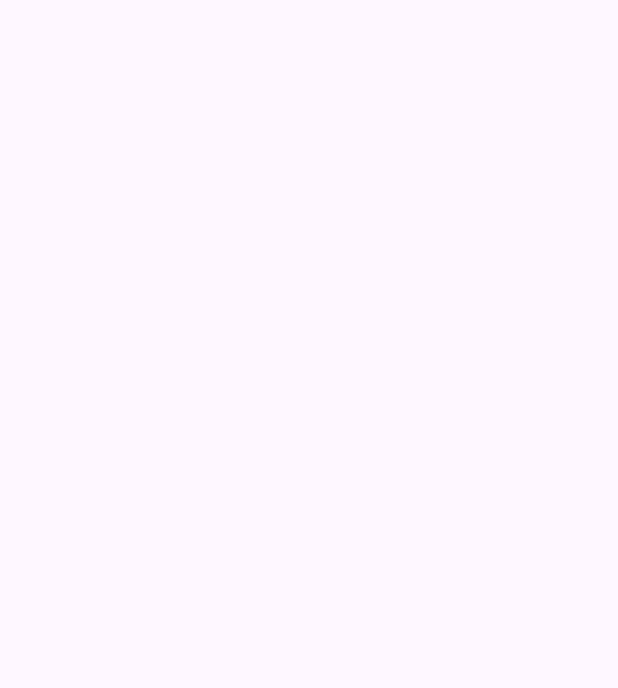
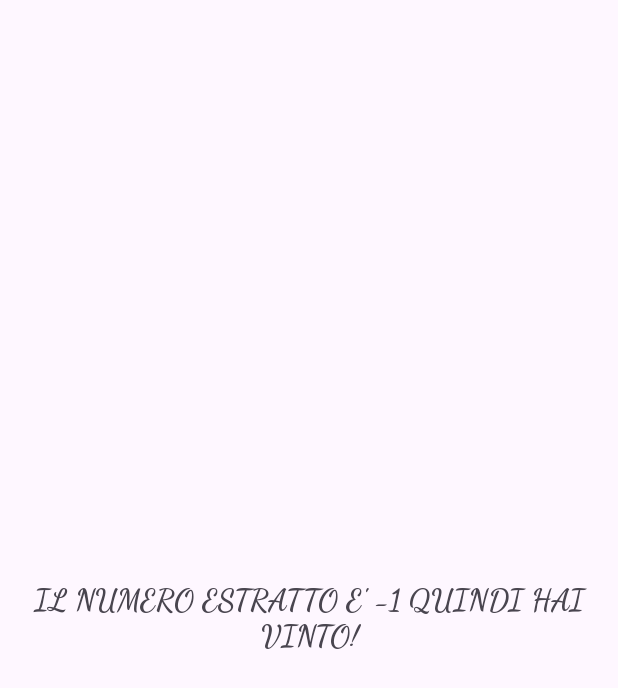
Before and after one commit to TommyPigna/Pignatta_Roll_The_Dice, an Android app: the ThirdActivity screen opened directly, with no data from a screen before it, on a phone screen of 412 x 824 dp. Before the commit the part shown is empty. Shown: the top 688 px of the screen. Run offline under Robolectric (Android 15) with nearby library versions, the phone set to English and light mode, and no system bars.

Commit message:
Completamento third activity

```diff
--- a/app/src/main/java/com/example/pignatta_roll_the_dice/MainActivity.kt
+++ b/app/src/main/java/com/example/pignatta_roll_the_dice/MainActivity.kt
@@ -23,7 +23,7 @@ class MainActivity : AppCompatActivity() {
             toast.show();
             var mioIntent : Intent = Intent(this, SecondActivity::class.java);
             var mioRandom = (1..6).random()
-            mioIntent.putExtra("MESSAGE", "NUMERO ESTRATTO: $mioRandom")
+            mioIntent.putExtra("MESSAGE", "IL NUMERO ESTRATTO E': $mioRandom")
             mioIntent.putExtra("RANDOM", mioRandom)
             startActivity(mioIntent)
         })
--- a/app/src/main/java/com/example/pignatta_roll_the_dice/ThirdActivity.kt
+++ b/app/src/main/java/com/example/pignatta_roll_the_dice/ThirdActivity.kt
@@ -1,6 +1,7 @@
 package com.example.pignatta_roll_the_dice
 
 import android.os.Bundle
+import android.widget.TextView
 import androidx.activity.enableEdgeToEdge
 import androidx.appcompat.app.AppCompatActivity
 import androidx.core.view.ViewCompat
@@ -11,10 +12,15 @@ class ThirdActivity : AppCompatActivity() {
         super.onCreate(savedInstanceState)
         enableEdgeToEdge()
         setContentView(R.layout.activity_third)
-        ViewCompat.setOnApplyWindowInsetsListener(findViewById(R.id.main)) { v, insets ->
-            val systemBars = insets.getInsets(WindowInsetsCompat.Type.systemBars())
-            v.setPadding(systemBars.left, systemBars.top, systemBars.right, systemBars.bottom)
-            insets
+        var numEstra = intent.getIntExtra("NUMESTRATTO", -1)
+        var messWin = "";
+        if (numEstra %2 == 0){
+            messWin = "IL NUMERO ESTRATTO E' $numEstra QUINDI HAI PERSO."
         }
+        else {
+            messWin = "IL NUMERO ESTRATTO E' $numEstra QUINDI HAI VINTO!"
+        }
+        val textView = findViewById<TextView>(R.id.textViewActivityThirdWin)
+        textView.text = messWin;
     }
 }
--- a/app/src/main/res/layout/activity_main.xml
+++ b/app/src/main/res/layout/activity_main.xml
@@ -27,7 +27,9 @@
         android:id="@+id/buttonRoll"
         android:layout_width="wrap_content"
         android:layout_height="wrap_content"
+        android:fontFamily="serif"
         android:text="LANCIA I DADI"
+        android:textStyle="bold"
         app:iconPadding="15dp"
         app:layout_constraintBottom_toBottomOf="parent"
         app:layout_constraintEnd_toEndOf="parent"
--- a/app/src/main/res/layout/activity_third.xml
+++ b/app/src/main/res/layout/activity_third.xml
@@ -7,4 +7,16 @@
     android:layout_height="match_parent"
     tools:context=".ThirdActivity">
 
+    <TextView
+        android:id="@+id/textViewActivityThirdWin"
+        android:layout_width="wrap_content"
+        android:layout_height="wrap_content"
+        android:fontFamily="cursive"
+        android:textAlignment="center"
+        android:textSize="20sp"
+        android:textStyle="bold"
+        app:layout_constraintBottom_toBottomOf="parent"
+        app:layout_constraintEnd_toEndOf="parent"
+        app:layout_constraintStart_toStartOf="parent"
+        app:layout_constraintTop_toTopOf="parent" />
 </androidx.constraintlayout.widget.ConstraintLayout>
```
Also changed, not shown: app/src/main/java/com/example/pignatta_roll_the_dice/SecondActivity.kt (+15 -1 lines), app/src/main/res/layout/activity_second.xml (+16 -4 lines).
